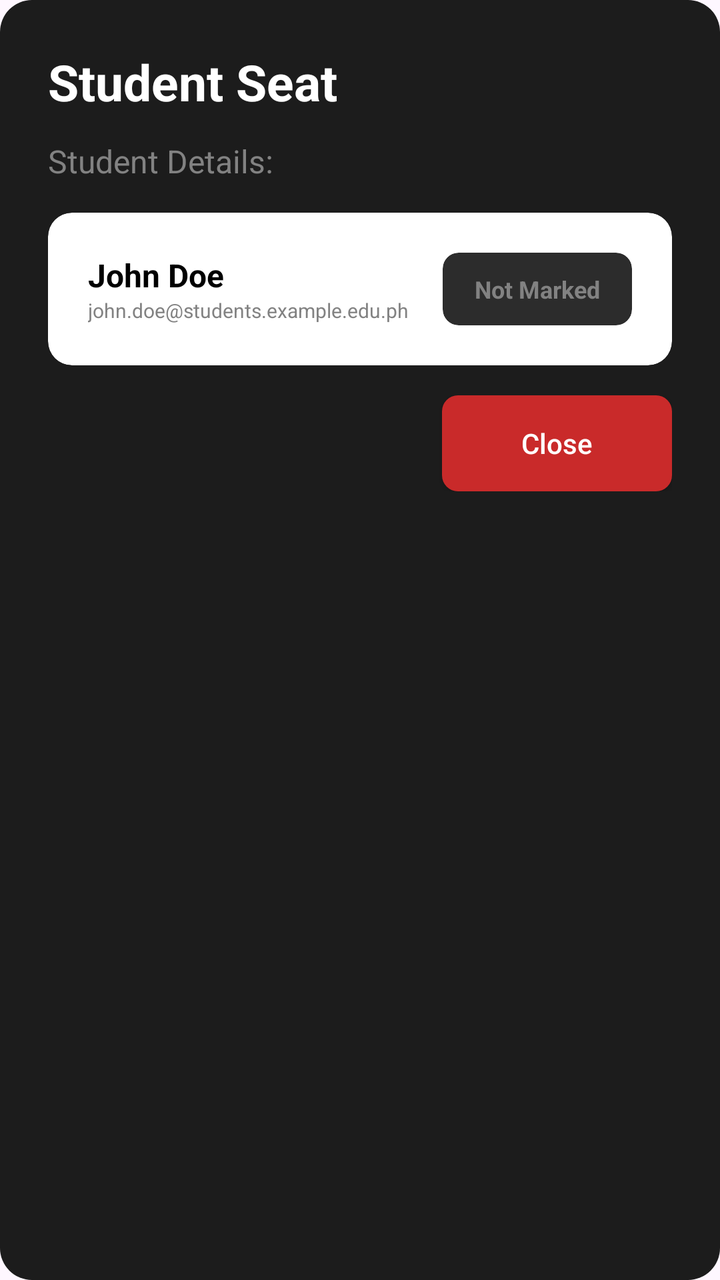
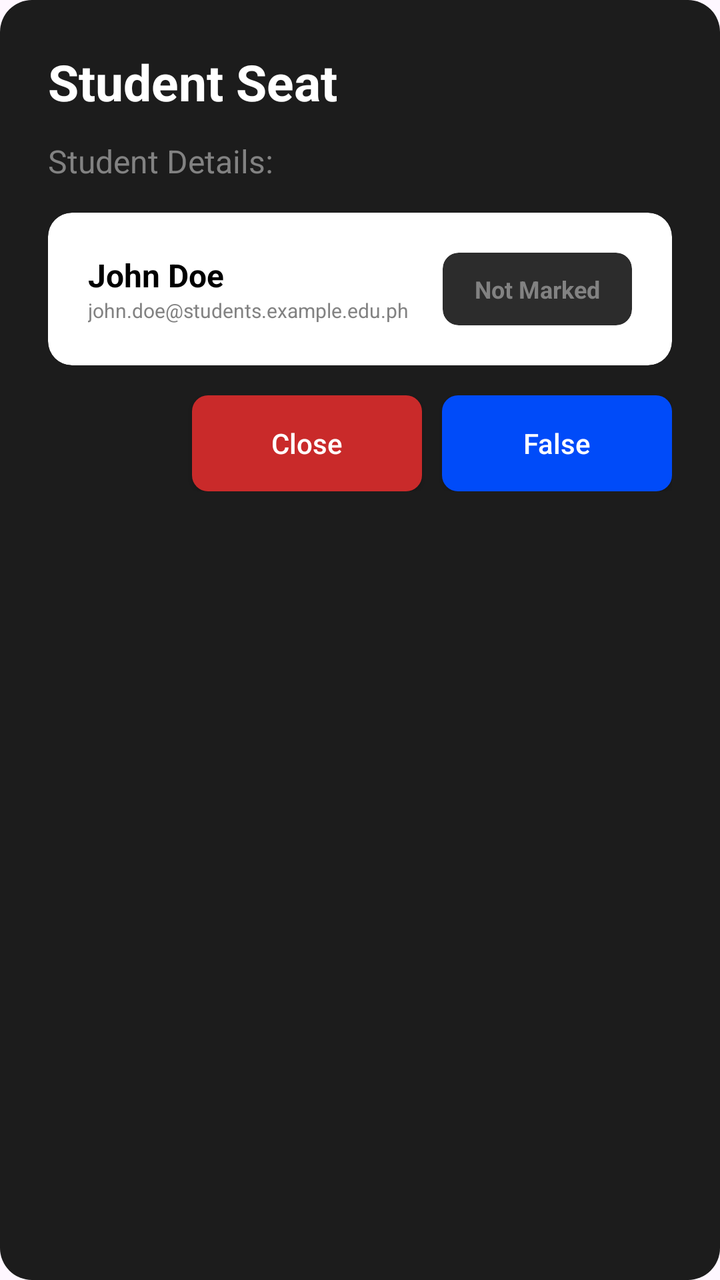

Two renders of the same Android screen: before a commit and after it. Below are the layout's source before the change and the commit's diff.
<!-- AndroidManifest.xml: application theme Theme.AuthTest -->
<!-- res/layout/seatplan_dialog.xml -->
<?xml version="1.0" encoding="utf-8"?>
<LinearLayout xmlns:android="http://schemas.android.com/apk/res/android"
    android:layout_width="match_parent"
    android:layout_height="wrap_content"
    android:orientation="vertical"
    android:padding="24dp"
    android:background="@drawable/dialog_rounded_background">

    <TextView
        android:text="Student Seat"
        android:textSize="25sp"
        android:textStyle="bold"
        android:textColor="#FFFFFF"
        android:layout_width="wrap_content"
        android:layout_height="wrap_content" />

    <TextView
        android:id="@+id/messageText"
        android:text="Student Details:"
        android:textSize="16sp"
        android:textColor="#828282"
        android:layout_marginTop="12dp"
        android:layout_marginBottom="15dp"
        android:layout_width="match_parent"
        android:layout_height="wrap_content"
        android:maxLines="3"
        android:ellipsize="end" />

    <include
        android:id="@+id/studentAttendance"
        layout="@layout/student_attendance_item" />

    <LinearLayout
        android:gravity="end"
        android:orientation="horizontal"
        android:layout_width="match_parent"
        android:layout_height="wrap_content">


        <androidx.appcompat.widget.AppCompatButton
            android:id="@+id/closeButton1"
            android:text="Close"
            android:textAllCaps="false"
            android:textColor="#FFFFFF"
            android:background="@drawable/dialog_remove_button"
            android:layout_width="115dp"
            android:layout_height="wrap_content" />

    </LinearLayout>

</LinearLayout>
<!-- res/layout/student_attendance_item.xml (included above) -->
<?xml version="1.0" encoding="utf-8"?>
<androidx.cardview.widget.CardView xmlns:android="http://schemas.android.com/apk/res/android"
    xmlns:app="http://schemas.android.com/apk/res-auto"
    android:id="@+id/studentCard"
    android:layout_width="match_parent"
    android:layout_height="wrap_content"
    android:layout_marginBottom="15dp"
    app:cardBackgroundColor="#FFFFFF"
    app:cardCornerRadius="12dp"
    app:cardElevation="0dp">

    <LinearLayout
        android:layout_width="match_parent"
        android:layout_height="wrap_content"
        android:orientation="horizontal"
        android:padding="20dp"
        android:gravity="center_vertical">

        <LinearLayout
            android:layout_width="0dp"
            android:layout_height="wrap_content"
            android:layout_weight="1"
            android:orientation="vertical">

            <TextView
                android:id="@+id/studentNameText"
                android:layout_width="wrap_content"
                android:layout_height="wrap_content"
                android:text="John Doe"
                android:textColor="#000000"
                android:textSize="16sp"
                android:textStyle="bold" />

            <TextView
                android:id="@+id/studentEmailText"
                android:layout_width="wrap_content"
                android:layout_height="wrap_content"
                android:text="john.doe@students.example.edu.ph"
                android:textColor="#828282"
                android:textSize="10sp"
                android:maxLines="1"
                android:ellipsize="end" />

        </LinearLayout>

        <androidx.cardview.widget.CardView
            android:id="@+id/statusBadge"
            android:layout_width="wrap_content"
            android:layout_height="wrap_content"
            android:layout_marginStart="12dp"
            app:cardCornerRadius="8dp"
            app:cardElevation="0dp"
            app:cardBackgroundColor="#2C2C2C">

            <TextView
                android:id="@+id/attendanceStatusText"
                android:layout_width="wrap_content"
                android:layout_height="wrap_content"
                android:paddingStart="16dp"
                android:paddingEnd="16dp"
                android:paddingTop="10dp"
                android:paddingBottom="10dp"
                android:text="Not Marked"
                android:textColor="#828282"
                android:textSize="12sp"
                android:textStyle="bold" />

        </androidx.cardview.widget.CardView>

    </LinearLayout>

</androidx.cardview.widget.CardView>
<!-- resources referenced by this layout -->
<resources>
  <!-- drawable dialog_remove_button (drawable) -->
  <?xml version="1.0" encoding="utf-8"?>
  <shape xmlns:android="http://schemas.android.com/apk/res/android"
      android:shape="rectangle">
      <solid android:color="#C92A2A" />
      <corners android:radius="8dp" />
  </shape>
  <!-- drawable dialog_rounded_background (drawable) -->
  <?xml version="1.0" encoding="utf-8"?>
  <shape xmlns:android="http://schemas.android.com/apk/res/android">
      <solid android:color="#1C1C1C" />
      <corners android:radius="16dp" />
  </shape>
  <style name="Theme.AuthTest" parent="Base.Theme.AuthTest" />
  <style name="Base.Theme.AuthTest" parent="Theme.Material3.DayNight.NoActionBar">
          
          
      </style>
</resources>

<!-- the commit's change to res/layout/seatplan_dialog.xml (unified diff, before → after) -->
@@ -36,7 +36,6 @@
         android:layout_width="match_parent"
         android:layout_height="wrap_content">
 
-
         <androidx.appcompat.widget.AppCompatButton
             android:id="@+id/closeButton1"
             android:text="Close"
@@ -44,7 +43,28 @@
             android:textColor="#FFFFFF"
             android:background="@drawable/dialog_remove_button"
             android:layout_width="115dp"
-            android:layout_height="wrap_content" />
+            android:layout_height="wrap_content"
+            android:layout_marginRight="10dp"/>
+
+        <androidx.appcompat.widget.AppCompatButton
+            android:id="@+id/falseButton"
+            android:text="False"
+            android:textAllCaps="false"
+            android:textColor="#FFFFFF"
+            android:background="@drawable/false_button"
+            android:layout_width="115dp"
+            android:layout_height="wrap_content"
+            android:visibility="visible" />
+
+        <androidx.appcompat.widget.AppCompatButton
+            android:id="@+id/undoButton"
+            android:text="Undo"
+            android:textAllCaps="false"
+            android:textColor="#FFFFFF"
+            android:background="@drawable/false_button"
+            android:layout_width="115dp"
+            android:layout_height="wrap_content"
+            android:visibility="gone" />
 
     </LinearLayout>
 
<!-- resource entries referenced after the edit -->
@@ -13,6 +13,13 @@
       <solid android:color="#1C1C1C" />
       <corners android:radius="16dp" />
   </shape>
+  <!-- drawable false_button (drawable) -->
+  <?xml version="1.0" encoding="utf-8"?>
+  <shape xmlns:android="http://schemas.android.com/apk/res/android"
+      android:shape="rectangle">
+      <solid android:color="#004BF9" />
+      <corners android:radius="8dp" />
+  </shape>
   <style name="Theme.AuthTest" parent="Base.Theme.AuthTest" />
   <style name="Base.Theme.AuthTest" parent="Theme.Material3.DayNight.NoActionBar">
           
